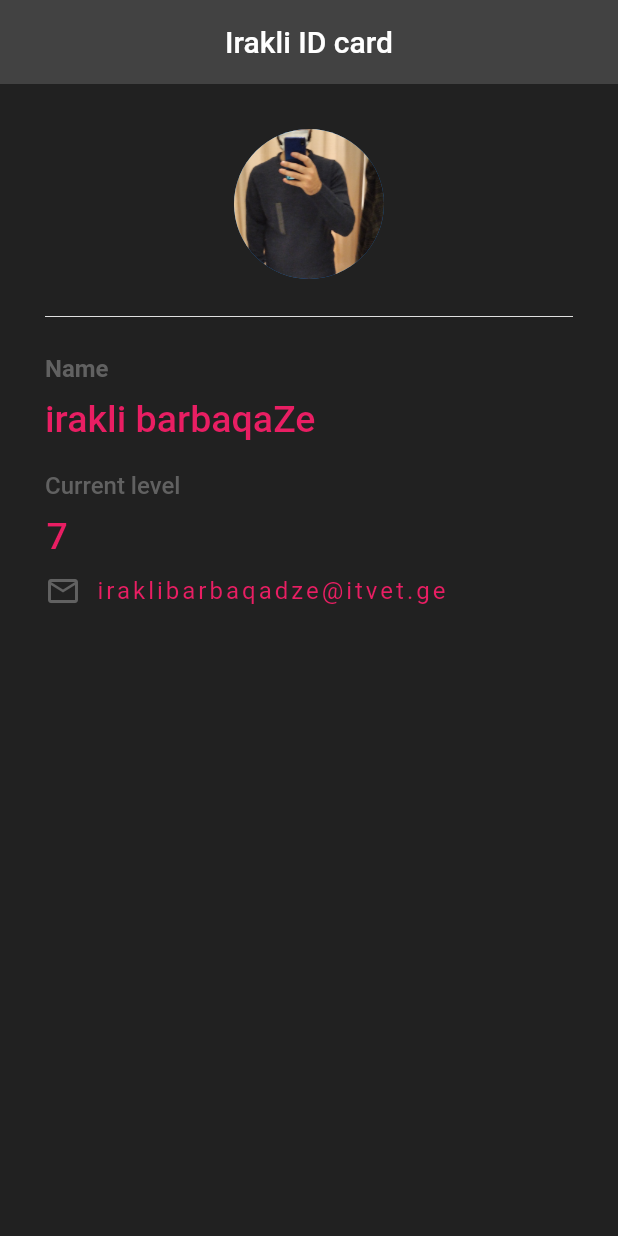
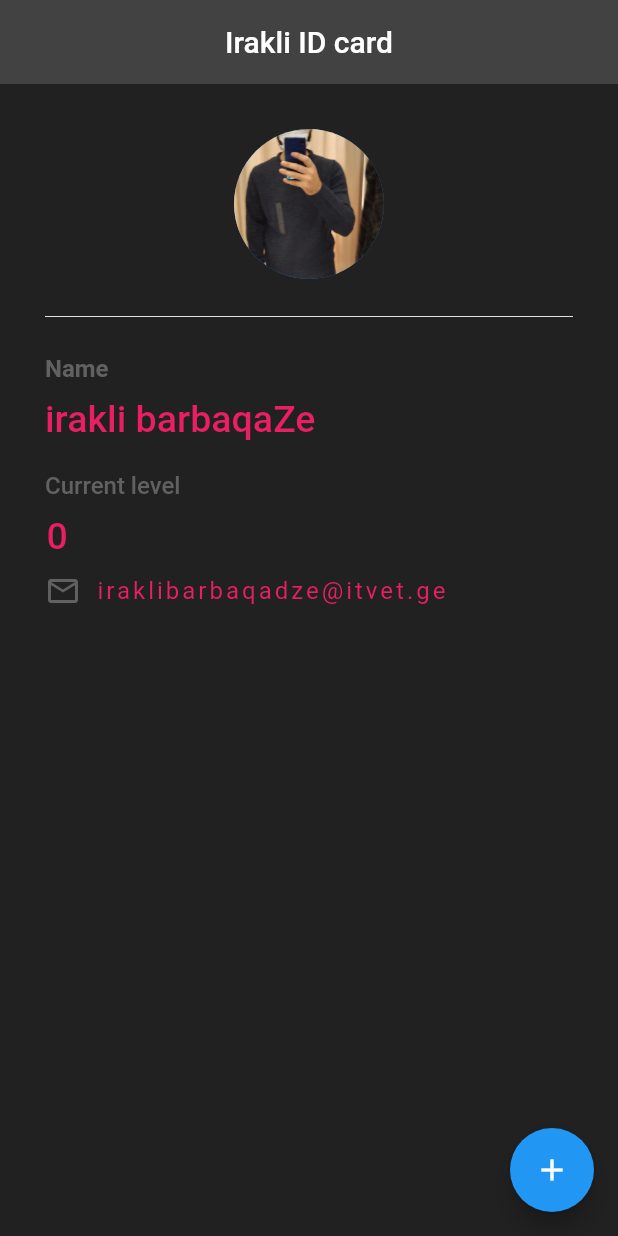
Before and after one commit to irakliB778/flutter-ninja-project, a Flutter app: the screen it shows after launch, on a phone screen of 412 x 824 dp. Run offline on Flutter 3.47's test engine with Material 2 defaults, Android fonts, the phone set to English and light mode, and no system bars.

```diff
--- a/lib/main.dart
+++ b/lib/main.dart
@@ -5,7 +5,13 @@ void main() {
     home:IrakliCard()
   ));
 }
-class IrakliCard extends StatelessWidget {
+class IrakliCard extends StatefulWidget {
+  @override
+  _IrakliCardState createState() => _IrakliCardState();
+}
+
+class _IrakliCardState extends State<IrakliCard> {
+  int iraklilevel=0;
   @override
   Widget build(BuildContext context) {
     return Scaffold(
@@ -15,6 +21,17 @@ class IrakliCard extends StatelessWidget {
         centerTitle: true,
         backgroundColor: Colors.grey[800],
         elevation: 0.0,
+      ),
+      floatingActionButton: FloatingActionButton(
+        onPressed: () {
+          setState(() {
+            iraklilevel++;
+          });
+        },
+        child: Icon(
+          Icons.add,
+          color: Colors.white,
+        ),
       ),
       body: Padding(
         padding:EdgeInsets.all(30.0),
@@ -64,7 +81,7 @@ class IrakliCard extends StatelessWidget {
               height: 10,
             ),
             Text(
-              '7',
+              '$iraklilevel',
               style: TextStyle(
                   color: Colors.pink,
                   fontWeight: FontWeight.w500,
```
